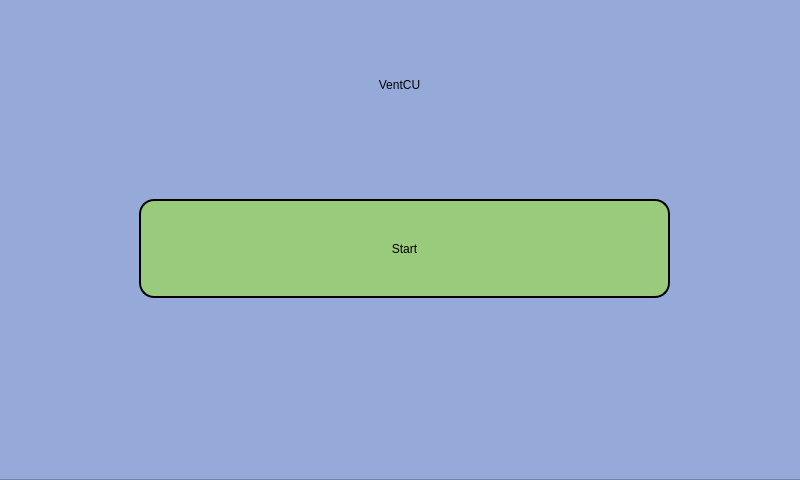
The window that software/control_system/gui/start.ui (VentCU/bbwtb) describes before a commit, drawn with Qt 5.
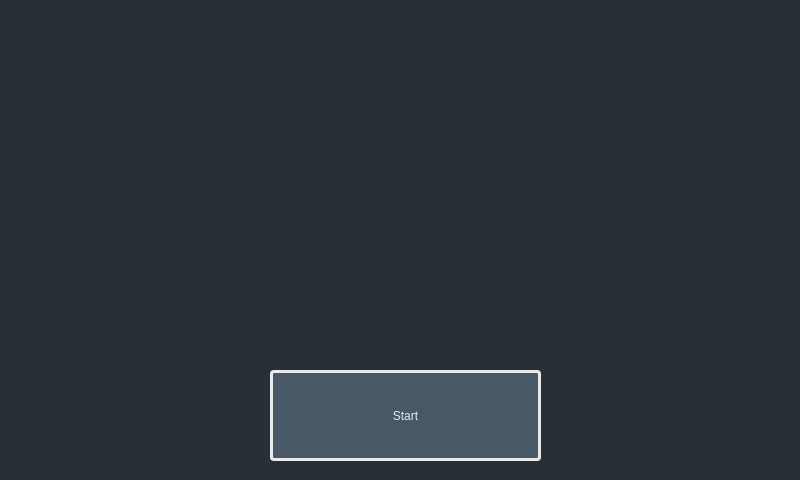
The same window after the commit. Icons and pictures are not drawn.

Commit message: Modified UI design not final version yet

Diff of the .ui file:
```diff
--- a/software/control_system/gui/start.ui
+++ b/software/control_system/gui/start.ui
@@ -28,51 +28,17 @@
   <property name="windowTitle">
    <string>VentCU Mock UI</string>
   </property>
+  <property name="styleSheet">
+   <string notr="true">background-color: #292F36;</string>
+  </property>
   <widget class="QWidget" name="centralwidget">
-   <widget class="QFrame" name="frame">
-    <property name="geometry">
-     <rect>
-      <x>-21</x>
-      <y>-1</y>
-      <width>831</width>
-      <height>481</height>
-     </rect>
-    </property>
-    <property name="styleSheet">
-     <string notr="true">background-color: rgb(150, 170, 218);</string>
-    </property>
-    <property name="frameShape">
-     <enum>QFrame::StyledPanel</enum>
-    </property>
-    <property name="frameShadow">
-     <enum>QFrame::Raised</enum>
-    </property>
-    <widget class="QLabel" name="label">
-     <property name="geometry">
-      <rect>
-       <x>20</x>
-       <y>30</y>
-       <width>801</width>
-       <height>111</height>
-      </rect>
-     </property>
-     <property name="styleSheet">
-      <string notr="true">font: 75 48pt &quot;Bahnschrift&quot;;</string>
-     </property>
-     <property name="text">
-      <string>VentCU</string>
-     </property>
-     <property name="alignment">
-      <set>Qt::AlignCenter</set>
-     </property>
-    </widget>
     <widget class="QPushButton" name="start_button">
      <property name="geometry">
       <rect>
-       <x>160</x>
-       <y>200</y>
-       <width>531</width>
-       <height>99</height>
+      <x>270</x>
+      <y>370</y>
+      <width>271</width>
+      <height>91</height>
       </rect>
      </property>
      <property name="sizePolicy">
@@ -82,13 +48,14 @@
       </sizepolicy>
      </property>
      <property name="styleSheet">
-      <string notr="true">background-color: rgb(154, 202, 123);
-font: 25pt &quot;Bahnschrift&quot;;
-border-style: outset;
-border-width: 2px;
-border-radius: 15px;
-border-color: black;
-padding: 4px;</string>
+     <string notr="true">background-color: #495867;
+border: 3px solid;
+border-color: #EAEAEA;
+padding: 2px;
+font:42pt &quot;Calibri&quot;;
+color: #EAEAEA;
+border-radius: 4px;
+</string>
      </property>
      <property name="text">
       <string>Start</string>
@@ -97,6 +64,24 @@
       <bool>false</bool>
      </property>
     </widget>
+   <widget class="QLabel" name="label">
+    <property name="geometry">
+     <rect>
+      <x>230</x>
+      <y>20</y>
+      <width>341</width>
+      <height>331</height>
+     </rect>
+    </property>
+    <property name="text">
+     <string/>
+    </property>
+    <property name="pixmap">
+     <pixmap>../../../../../Downloads/WhiteFullLogo.png</pixmap>
+    </property>
+    <property name="scaledContents">
+     <bool>true</bool>
+    </property>
    </widget>
   </widget>
  </widget>
```
Left out of the diff: 2 changed lines with no effect on the pictures. Lines whose indentation alone changed are shown as unchanged. The commit also changes 6 other files.
